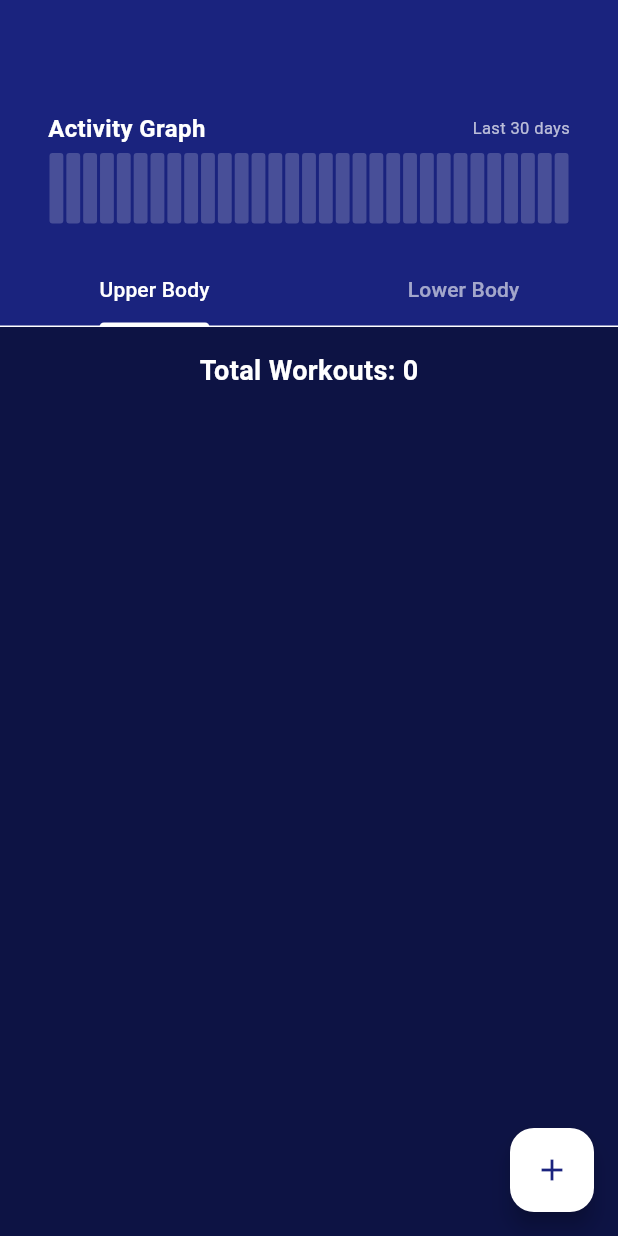
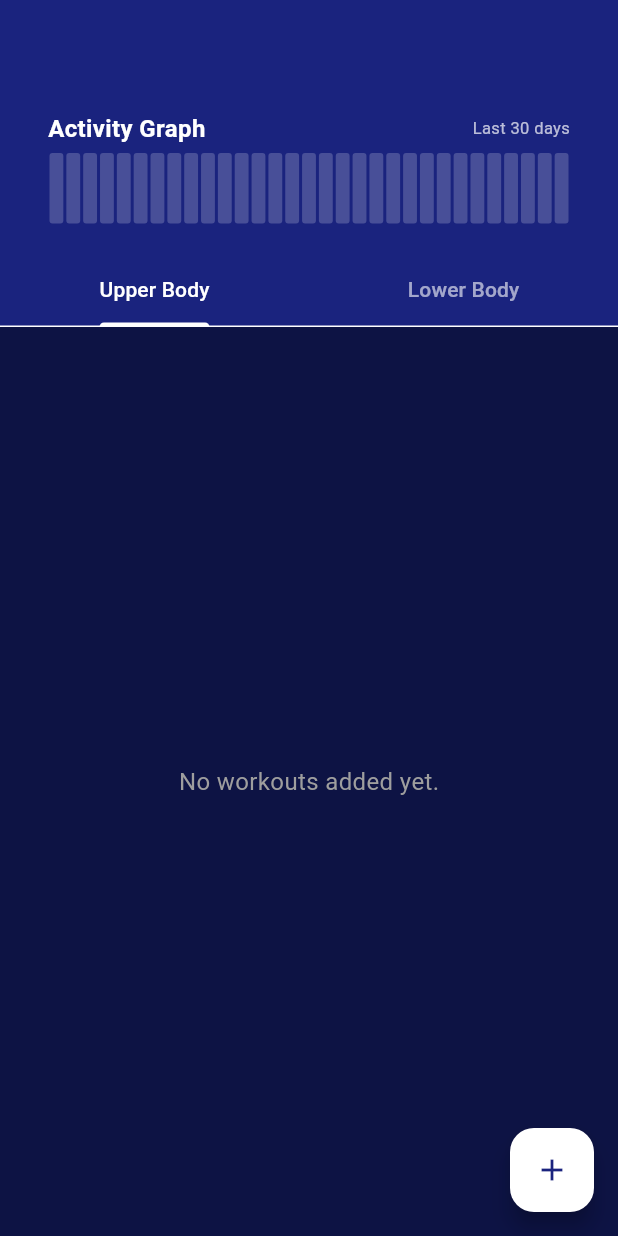
Before and after one commit to sujesh24/fitness-tracker-app, a Flutter app: the WorkListScreen screen opened directly, on a phone screen of 412 x 824 dp. Run offline on Flutter 3.47's test engine with Material 3 defaults, Android fonts, the phone set to English and light mode, and no system bars; our stand-ins replace flutter_hooks, flutter_riverpod, freezed_annotation, hooks_riverpod, introduction_screen, riverpod and 2 more; accounts and stored records are empty; generated files the repository leaves out were written again.

Commit message:
check and toggle implemnted

```diff
--- a/lib/screens/work_list_screen.dart
+++ b/lib/screens/work_list_screen.dart
@@ -78,7 +78,19 @@ class _WorkoutList extends ConsumerWidget {
 
   @override
   Widget build(BuildContext context, WidgetRef ref) {
-    final workouts = ref.watch(workoutNotifierProvider);
+    final unfilteredWorkouts = ref.watch(workoutNotifierProvider);
+    final workouts =
+        unfilteredWorkouts.where((workout) => workout.type == type).toList();
+
+//display no workout message
+    if (workouts.isEmpty) {
+      return const Center(
+        child: Text(
+          'No workouts added yet.',
+          style: TextStyle(fontSize: 16, color: Colors.grey),
+        ),
+      );
+    }
     return Column(
       children: [
         Padding(
```
